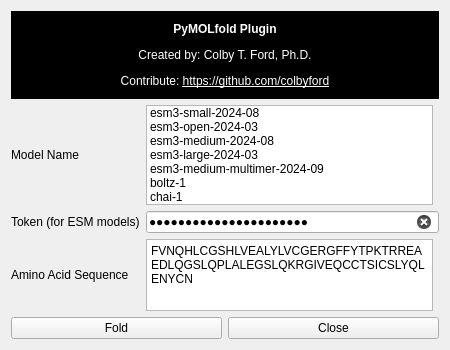
Before: the Qt Designer form pymolfold/widget.ui in colbyford/PyMOLfold, drawn with Qt 5.
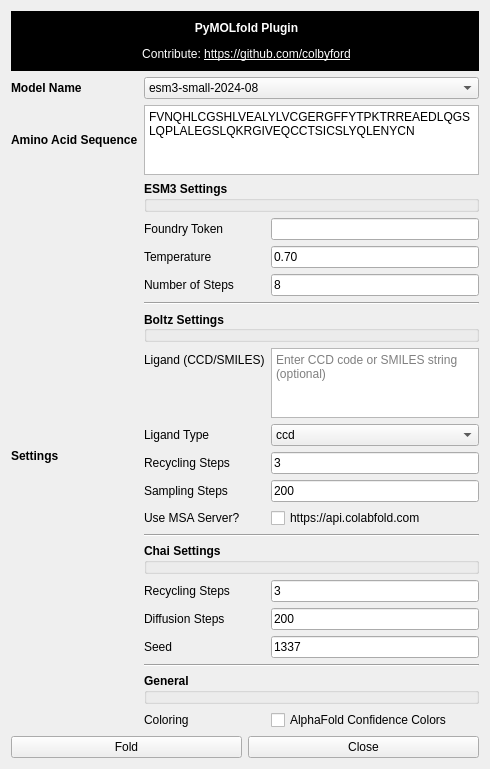
After: the same form once the commit is applied.

Commit message: Incorporated ligand settings (and added other models' settings into UI)

What changed in the file:
```diff
--- a/pymolfold/widget.ui
+++ b/pymolfold/widget.ui
@@ -5,16 +5,19 @@
   <property name="windowModality">
    <enum>Qt::NonModal</enum>
   </property>
+  <property name="enabled">
+   <bool>true</bool>
+  </property>
   <property name="geometry">
    <rect>
     <x>0</x>
     <y>0</y>
-    <width>450</width>
-    <height>350</height>
+    <width>490</width>
+    <height>676</height>
    </rect>
   </property>
   <property name="sizePolicy">
-   <sizepolicy hsizetype="Preferred" vsizetype="Minimum">
+   <sizepolicy hsizetype="Fixed" vsizetype="Fixed">
     <horstretch>0</horstretch>
     <verstretch>0</verstretch>
    </sizepolicy>
@@ -24,84 +27,334 @@
   </property>
   <layout class="QVBoxLayout" name="verticalLayout">
    <item>
-    <widget class="QLabel" name="label">
-     <property name="sizePolicy">
-      <sizepolicy hsizetype="Minimum" vsizetype="Minimum">
-       <horstretch>0</horstretch>
-       <verstretch>0</verstretch>
-      </sizepolicy>
-     </property>
-     <property name="minimumSize">
-      <size>
-       <width>150</width>
-       <height>50</height>
-      </size>
-     </property>
-     <property name="autoFillBackground">
-      <bool>false</bool>
-     </property>
+    <widget class="QLabel" name="label_title">
      <property name="styleSheet">
       <string notr="true">background-color: #000;color:white; padding: 10px</string>
      </property>
      <property name="text">
-      <string notr="true">&lt;html&gt;&lt;head/&gt;&lt;body&gt;&lt;p align=&quot;center&quot;&gt;&lt;span style=&quot; font-size:9pt; font-weight:600; color:#ffffff;&quot;&gt;PyMOLfold Plugin&lt;/span&gt;&lt;/p&gt;&lt;p align=&quot;center&quot;&gt;&lt;span style=&quot; font-size:9pt; color:#ffffff;&quot;&gt;Created by: Colby T. Ford, Ph.D.&lt;/span&gt;&lt;/p&gt;&lt;p align=&quot;center&quot;&gt;&lt;span style=&quot; font-size:9pt; color:#ffffff;&quot;&gt;Contribute: &lt;/span&gt;&lt;a href=&quot;https://github.com/colbyford&quot;&gt;&lt;span style=&quot; text-decoration: underline; color:#ffffff;&quot;&gt;https://github.com/colbyford&lt;/span&gt;&lt;/a&gt;&lt;/p&gt;&lt;/body&gt;&lt;/html&gt;</string>
-     </property>
-     <property name="textFormat">
-      <enum>Qt::RichText</enum>
-     </property>
-     <property name="scaledContents">
-      <bool>false</bool>
-     </property>
-     <property name="alignment">
-      <set>Qt::AlignCenter</set>
-     </property>
-     <property name="wordWrap">
-      <bool>true</bool>
-     </property>
-     <property name="openExternalLinks">
-      <bool>true</bool>
+      <string notr="true">&lt;html&gt;&lt;head/&gt;&lt;body&gt;&lt;p align=&quot;center&quot;&gt;&lt;span style=&quot; font-size:9pt; font-weight:600; color:#ffffff;&quot;&gt;PyMOLfold Plugin&lt;/span&gt;&lt;/p&gt;&lt;p align=&quot;center&quot;&gt;&lt;span style=&quot; font-size:9pt; color:#ffffff;&quot;&gt;Contribute: &lt;/span&gt;&lt;a href=&quot;https://github.com/colbyford&quot;&gt;&lt;span style=&quot; text-decoration: underline; color:#ffffff;&quot;&gt;https://github.com/colbyford&lt;/span&gt;&lt;/a&gt;&lt;/p&gt;&lt;/body&gt;&lt;/html&gt;</string>
      </property>
     </widget>
    </item>
    <item>
-    <layout class="QGridLayout" name="gridLayout">
+    <layout class="QGridLayout" name="grid_main">
+     <item row="2" column="0">
+      <widget class="QLabel" name="label_settings">
+       <property name="font">
+        <font>
+         <weight>75</weight>
+         <bold>true</bold>
+        </font>
+       </property>
+       <property name="text">
+        <string>Settings</string>
+       </property>
+      </widget>
+     </item>
+     <item row="2" column="1">
+      <layout class="QFormLayout" name="formLayout">
+       <item row="0" column="0" colspan="2">
+        <widget class="QGroupBox" name="group_esm">
+         <property name="font">
+          <font>
+           <weight>75</weight>
+           <bold>true</bold>
+          </font>
+         </property>
+         <property name="title">
+          <string>ESM3 Settings</string>
+         </property>
+        </widget>
+       </item>
+       <item row="1" column="0">
+        <widget class="QLabel" name="label_esm_token">
+         <property name="text">
+          <string notr="true">Foundry Token</string>
+         </property>
+        </widget>
+       </item>
+       <item row="1" column="1">
+        <widget class="QLineEdit" name="input_esm_token">
+         <property name="sizePolicy">
+          <sizepolicy hsizetype="Expanding" vsizetype="Fixed">
+           <horstretch>0</horstretch>
+           <verstretch>0</verstretch>
+          </sizepolicy>
+         </property>
+         <property name="echoMode">
+          <enum>QLineEdit::PasswordEchoOnEdit</enum>
+         </property>
+        </widget>
+       </item>
+       <item row="2" column="0">
+        <widget class="QLabel" name="label_esm_temp">
+         <property name="text">
+          <string>Temperature</string>
+         </property>
+        </widget>
+       </item>
+       <item row="2" column="1">
+        <widget class="QLineEdit" name="input_esm_temp">
+         <property name="toolTip">
+          <string>Decimal value bettween [0,1]</string>
+         </property>
+         <property name="inputMask">
+          <string>9.99</string>
+         </property>
+         <property name="text">
+          <string>0.70</string>
+         </property>
+         <property name="placeholderText">
+          <string>Decimal value bettween [0,1]</string>
+         </property>
+        </widget>
+       </item>
+       <item row="3" column="0">
+        <widget class="QLabel" name="label_esm_nsteps">
+         <property name="text">
+          <string>Number of Steps</string>
+         </property>
+        </widget>
+       </item>
+       <item row="3" column="1">
+        <widget class="QLineEdit" name="input_esm_nsteps">
+         <property name="autoFillBackground">
+          <bool>false</bool>
+         </property>
+         <property name="inputMask">
+          <string>999</string>
+         </property>
+         <property name="text">
+          <string>8</string>
+         </property>
+        </widget>
+       </item>
+       <item row="4" column="0" colspan="2">
+        <widget class="Line" name="line_1">
+         <property name="orientation">
+          <enum>Qt::Horizontal</enum>
+         </property>
+        </widget>
+       </item>
+       <item row="5" column="0" colspan="2">
+        <widget class="QGroupBox" name="group_boltz">
+         <property name="font">
+          <font>
+           <weight>75</weight>
+           <bold>true</bold>
+          </font>
+         </property>
+         <property name="title">
+          <string>Boltz Settings</string>
+         </property>
+         <property name="alignment">
+          <set>Qt::AlignLeading|Qt::AlignLeft|Qt::AlignVCenter</set>
+         </property>
+         <property name="flat">
+          <bool>false</bool>
+         </property>
+         <property name="checkable">
+          <bool>false</bool>
+         </property>
+        </widget>
+       </item>
+       <item row="6" column="0">
+        <widget class="QLabel" name="label_boltz_ligand">
+         <property name="text">
+          <string notr="true">Ligand (CCD/SMILES)</string>
+         </property>
+        </widget>
+       </item>
+       <item row="6" column="1">
+        <widget class="QPlainTextEdit" name="input_boltz_ligand">
+         <property name="sizeAdjustPolicy">
+          <enum>QAbstractScrollArea::AdjustToContentsOnFirstShow</enum>
+         </property>
+         <property name="placeholderText">
+          <string>Enter CCD code or SMILES string (optional)</string>
+         </property>
+        </widget>
+       </item>
+       <item row="7" column="0">
+        <widget class="QLabel" name="label_ligand_type">
+         <property name="text">
+          <string notr="true">Ligand Type</string>
+         </property>
+        </widget>
+       </item>
+       <item row="7" column="1">
+        <widget class="QComboBox" name="input_boltz_ligand_type">
+         <item>
+          <property name="text">
+           <string>ccd</string>
+          </property>
+         </item>
+         <item>
+          <property name="text">
+           <string>smiles</string>
+          </property>
+         </item>
+        </widget>
+       </item>
+       <item row="8" column="0">
+        <widget class="QLabel" name="label_boltz_recycling_steps">
+         <property name="text">
+          <string>Recycling Steps</string>
+         </property>
+        </widget>
+       </item>
+       <item row="8" column="1">
+        <widget class="QLineEdit" name="input_boltz_recycling_steps">
+         <property name="inputMask">
+          <string>999</string>
+         </property>
+         <property name="text">
+          <string>3</string>
+         </property>
+        </widget>
+       </item>
+       <item row="9" column="0">
+        <widget class="QLabel" name="label_boltz_sampling_steps">
+         <property name="text">
+          <string>Sampling Steps</string>
+         </property>
+        </widget>
+       </item>
+       <item row="9" column="1">
+        <widget class="QLineEdit" name="input_boltz_sampling_steps">
+         <property name="inputMask">
+          <string>99999</string>
+         </property>
+         <property name="text">
+          <string>200</string>
+         </property>
+        </widget>
+       </item>
+       <item row="10" column="0">
+        <widget class="QLabel" name="label_boltz_use_msa_server">
+         <property name="text">
+          <string>Use MSA Server?</string>
+         </property>
+        </widget>
+       </item>
+       <item row="11" column="0" colspan="2">
+        <widget class="Line" name="line_2">
+         <property name="orientation">
+          <enum>Qt::Horizontal</enum>
+         </property>
+        </widget>
+       </item>
+       <item row="13" column="0">
+        <widget class="QLabel" name="label_chai_recycling_steps">
+         <property name="text">
+          <string>Recycling Steps</string>
+         </property>
+        </widget>
+       </item>
+       <item row="13" column="1">
+        <widget class="QLineEdit" name="input_chai_recycling_steps">
+         <property name="inputMask">
+          <string>999</string>
+         </property>
+         <property name="text">
+          <string>3</string>
+         </property>
+        </widget>
+       </item>
+       <item row="14" column="0">
+        <widget class="QLabel" name="label_chai_diffusion_steps">
+         <property name="text">
+          <string>Diffusion Steps</string>
+         </property>
+        </widget>
+       </item>
+       <item row="14" column="1">
+        <widget class="QLineEdit" name="input_chai_diffusion_steps">
+         <property name="inputMask">
+          <string>9999</string>
+         </property>
+         <property name="text">
+          <string>200</string>
+         </property>
+        </widget>
+       </item>
+       <item row="16" column="0" colspan="2">
+        <widget class="Line" name="line_3">
+         <property name="orientation">
+          <enum>Qt::Horizontal</enum>
+         </property>
+        </widget>
+       </item>
+       <item row="17" column="0" colspan="2">
+        <widget class="QGroupBox" name="group_general">
+         <property name="font">
+          <font>
+           <weight>75</weight>
+           <bold>true</bold>
+          </font>
+         </property>
+         <property name="title">
+          <string>General</string>
+         </property>
+        </widget>
+       </item>
+       <item row="18" column="0">
+        <widget class="QLabel" name="label_coloring">
+         <property name="text">
+          <string>Coloring</string>
+         </property>
+        </widget>
+       </item>
+       <item row="18" column="1">
+        <widget class="QCheckBox" name="input_af_coloring">
+         <property name="text">
+          <string>AlphaFold Confidence Colors</string>
+         </property>
+        </widget>
+       </item>
+       <item row="10" column="1">
+        <widget class="QCheckBox" name="input_boltz_use_msa_server">
+         <property name="text">
+          <string>https://api.colabfold.com</string>
+         </property>
+        </widget>
+       </item>
+       <item row="15" column="0">
+        <widget class="QLabel" name="label_chai_seed">
+         <property name="text">
+          <string>Seed</string>
+         </property>
+        </widget>
+       </item>
+       <item row="15" column="1">
+        <widget class="QLineEdit" name="input_chai_seed">
+         <property name="inputMask">
+          <string>99999999</string>
+         </property>
+         <property name="text">
+          <string>1337</string>
+         </property>
+        </widget>
+       </item>
+       <item row="12" column="0" colspan="2">
+        <widget class="QGroupBox" name="group_chai">
+         <property name="font">
+          <font>
+           <weight>75</weight>
+           <bold>true</bold>
+          </font>
+         </property>
+         <property name="title">
+          <string>Chai Settings</string>
+         </property>
+        </widget>
+       </item>
+      </layout>
+     </item>
      <item row="0" column="1">
-      <widget class="QListWidget" name="input_list_models">
-       <property name="sizePolicy">
-        <sizepolicy hsizetype="Expanding" vsizetype="Minimum">
-         <horstretch>0</horstretch>
-         <verstretch>0</verstretch>
-        </sizepolicy>
-       </property>
-       <property name="minimumSize">
-        <size>
-         <width>0</width>
-         <height>100</height>
-        </size>
-       </property>
-       <property name="mouseTracking">
-        <bool>false</bool>
-       </property>
-       <property name="acceptDrops">
-        <bool>false</bool>
-       </property>
-       <property name="sizeAdjustPolicy">
-        <enum>QAbstractScrollArea::AdjustToContentsOnFirstShow</enum>
-       </property>
-       <property name="autoScrollMargin">
-        <number>16</number>
-       </property>
-       <property name="alternatingRowColors">
-        <bool>false</bool>
-       </property>
-       <property name="resizeMode">
-        <enum>QListView::Fixed</enum>
-       </property>
-       <property name="viewMode">
-        <enum>QListView::ListMode</enum>
-       </property>
-       <property name="currentRow">
-        <number>-1</number>
+      <widget class="QComboBox" name="input_list_models">
+       <property name="maxVisibleItems">
+        <number>100</number>
        </property>
        <item>
         <property name="text">
@@ -140,27 +393,14 @@
        </item>
       </widget>
      </item>
-     <item row="2" column="1">
-      <widget class="QPlainTextEdit" name="input_aa_seq">
-       <property name="sizePolicy">
-        <sizepolicy hsizetype="Expanding" vsizetype="Minimum">
-         <horstretch>0</horstretch>
-         <verstretch>0</verstretch>
-        </sizepolicy>
-       </property>
-       <property name="sizeAdjustPolicy">
-        <enum>QAbstractScrollArea::AdjustToContents</enum>
-       </property>
-       <property name="plainText">
-        <string>FVNQHLCGSHLVEALYLVCGERGFFYTPKTRREAEDLQGSLQPLALEGSLQKRGIVEQCCTSICSLYQLENYCN</string>
-       </property>
-       <property name="backgroundVisible">
-        <bool>false</bool>
-       </property>
-      </widget>
-     </item>
-     <item row="2" column="0">
+     <item row="1" column="0">
       <widget class="QLabel" name="label_aa_seq">
+       <property name="font">
+        <font>
+         <weight>75</weight>
+         <bold>true</bold>
+        </font>
+       </property>
        <property name="text">
         <string notr="true">Amino Acid Sequence</string>
        </property>
@@ -168,28 +408,24 @@
      </item>
      <item row="0" column="0">
       <widget class="QLabel" name="label_model">
-       <property name="text">
-        <string notr="true">Model Name</string>
+       <property name="font">
+        <font>
+         <weight>75</weight>
+         <bold>true</bold>
+        </font>
        </property>
-      </widget>
-     </item>
-     <item row="1" column="0">
-      <widget class="QLabel" name="label_token">
        <property name="text">
-        <string notr="true">Token (for ESM models)</string>
+        <string>Model Name</string>
        </property>
       </widget>
      </item>
-     <item row="1" column="1" colspan="2">
-      <widget class="QLineEdit" name="input_token">
-       <property name="text">
-        <string>2JGcG8rXj1Ff2FKyQwf5mK</string>
+     <item row="1" column="1">
+      <widget class="QPlainTextEdit" name="input_aa_seq">
+       <property name="sizeAdjustPolicy">
+        <enum>QAbstractScrollArea::AdjustToContents</enum>
        </property>
-       <property name="echoMode">
-        <enum>QLineEdit::PasswordEchoOnEdit</enum>
-       </property>
-       <property name="clearButtonEnabled">
-        <bool>true</bool>
+       <property name="plainText">
+        <string>FVNQHLCGSHLVEALYLVCGERGFFYTPKTRREAEDLQGSLQPLALEGSLQKRGIVEQCCTSICSLYQLENYCN</string>
        </property>
       </widget>
      </item>
@@ -202,15 +438,6 @@
        <property name="text">
         <string notr="true">Fold</string>
        </property>
-       <property name="autoDefault">
-        <bool>false</bool>
-       </property>
-       <property name="default">
-        <bool>false</bool>
-       </property>
-       <property name="flat">
-        <bool>false</bool>
-       </property>
       </widget>
      </item>
      <item>
```
The commit also changes 1 other file.
